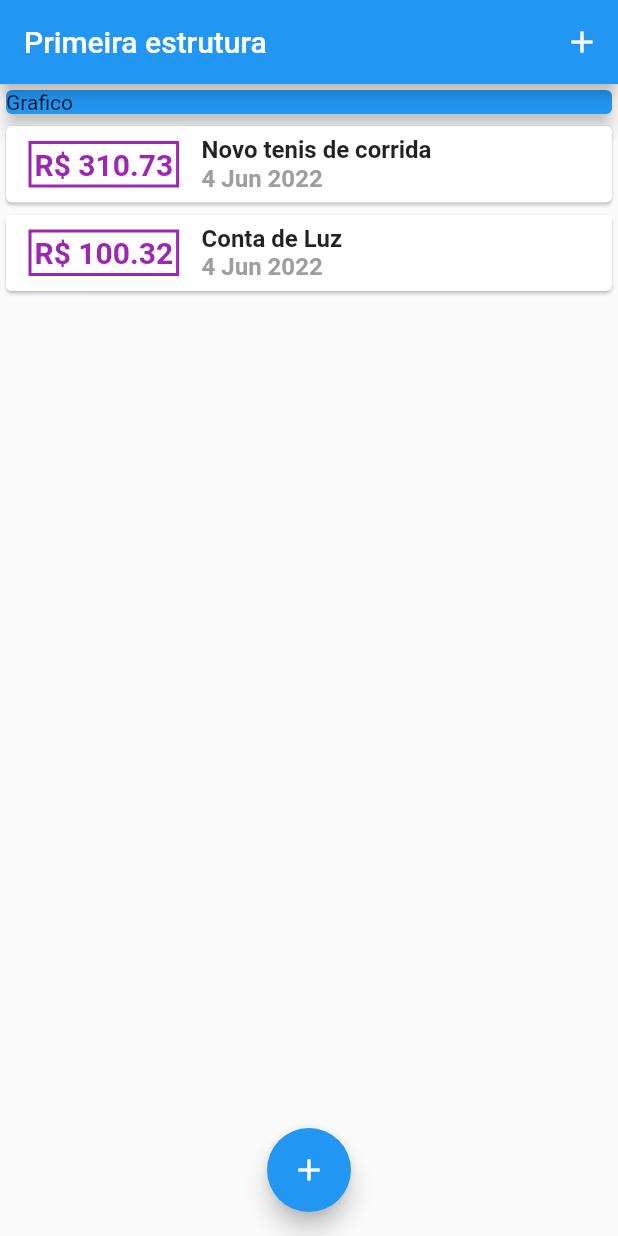
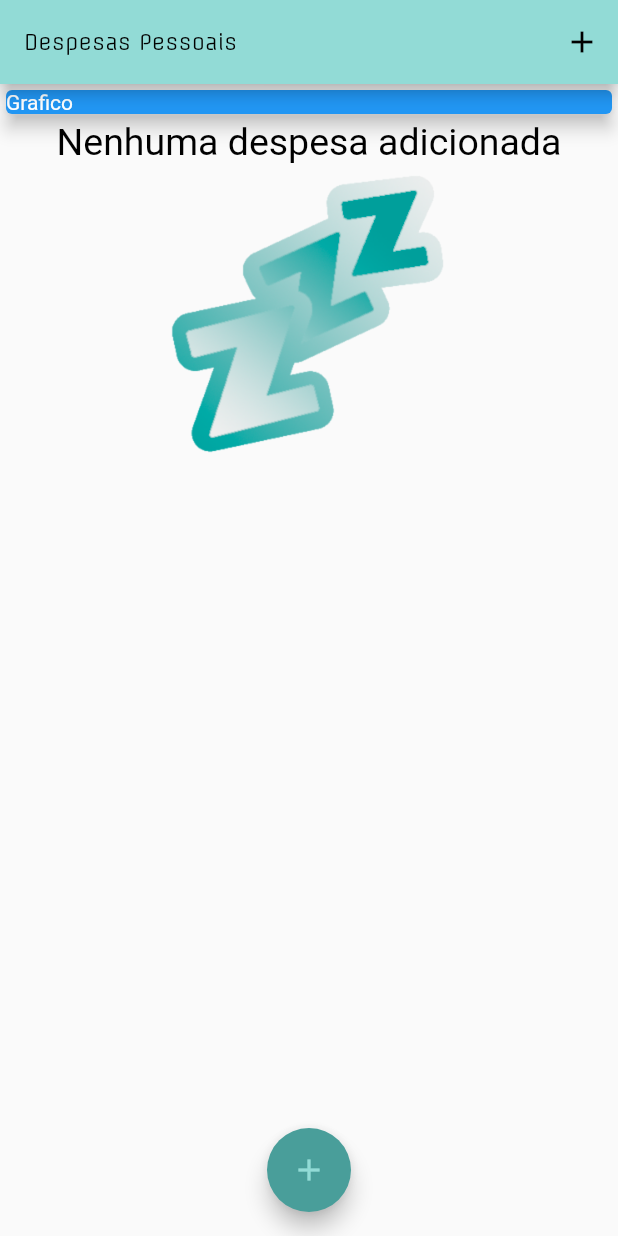
Before and after one commit to cacciatorieric/despesas_pessoais, a Flutter app: the screen it shows after launch, on a phone screen of 412 x 824 dp. Run offline on Flutter 3.47's test engine with Material 2 defaults, Android fonts, the phone set to English and light mode, and no system bars; our stand-ins replace fluttertoast.

Commit message:
lista de despesas concluida

```diff
--- a/despesas_pessoais/lib/components/transaction_list.dart
+++ b/despesas_pessoais/lib/components/transaction_list.dart
@@ -11,7 +11,26 @@ class TransactionList extends StatelessWidget {
   Widget build(BuildContext context) {
     return Container(
       height: 300,
-      child: ListView.builder(
+      child: transactions!.isEmpty
+          ? Column(
+              children: [
+                const Text(
+                  'Nenhuma despesa adicionada',
+                  style: TextStyle(
+                    color: Colors.black,
+                    fontSize: 25,
+                  ),
+                ),
+                SizedBox(
+                  width: 200,
+                  child: Image.asset(
+                    'assets/images/zzz.png',
+                    fit: BoxFit.cover,
+                  ),
+                ),
+              ],
+            )
+          : ListView.builder(
               itemCount: transactions!.length,
               itemBuilder: (ctx, index) {
                 final tr = transactions![index];
@@ -20,19 +39,19 @@ class TransactionList extends StatelessWidget {
                   child: Row(
                     children: [
                       Container(
-                  margin:
-                      const EdgeInsets.symmetric(horizontal: 15, vertical: 10),
+                        margin: const EdgeInsets.symmetric(
+                            horizontal: 15, vertical: 10),
                         decoration: BoxDecoration(
                           border: Border.all(
-                      color: Colors.purple,
+                            color: Theme.of(context).colorScheme.secondary,
                             width: 2,
                           ),
                         ),
                         padding: const EdgeInsets.all(2),
                         child: Text(
                           'R\$ ${tr.value}',
-                    style: const TextStyle(
-                        color: Colors.purple,
+                          style: TextStyle(
+                              color: Theme.of(context).colorScheme.secondary,
                               fontWeight: FontWeight.bold,
                               fontSize: 20),
                         ),
@@ -42,10 +61,11 @@ class TransactionList extends StatelessWidget {
                         children: [
                           Text(
                             tr.title!,
-                      style: const TextStyle(
-                        fontSize: 16,
-                        fontWeight: FontWeight.bold,
-                      ),
+                            style: Theme.of(context).textTheme.titleSmall,
+                            // style: const TextStyle(
+                            //   fontSize: 16,
+                            //   fontWeight: FontWeight.bold,
+                            // ),
                           ),
                           Text(
                             DateFormat('d MMM y').format(tr.date!),
--- a/despesas_pessoais/lib/main.dart
+++ b/despesas_pessoais/lib/main.dart
@@ -13,8 +13,32 @@ class ExpensesApp extends StatelessWidget {
 
   @override
   Widget build(BuildContext context) {
+    final ThemeData temaClaro = ThemeData();
+
     return MaterialApp(
       home: MyHomePage(),
+      theme: temaClaro.copyWith(
+        colorScheme: temaClaro.colorScheme.copyWith(
+          primary: const Color.fromARGB(255, 146, 219, 214),
+          secondary: const Color.fromARGB(255, 73, 158, 154),
+        ),
+        textTheme: const TextTheme(
+          titleSmall: TextStyle(
+            fontFamily: 'VarelaRound',
+            fontSize: 16,
+            color: Color.fromARGB(255, 73, 158, 154),
+          ),
+        ),
+
+//Podemos deixar os padroes universais aqui dentro, tanto para apenas o appbar quanto para o resto do app
+        appBarTheme: const AppBarTheme(
+          titleTextStyle: TextStyle(
+            color: Colors.black,
+            fontFamily: 'Offside',
+          ),
+          iconTheme: IconThemeData(color: Colors.black),
+        ),
+      ),
     );
   }
 }
@@ -25,19 +49,19 @@ class MyHomePage extends StatefulWidget {
 }
 
 class _MyHomePageState extends State<MyHomePage> {
-  final _transactions = [
-    Transaction(
-      id: 't1',
-      title: 'Novo tenis de corrida',
-      value: 310.73,
-      date: DateTime.now(),
-    ),
-    Transaction(
-      id: 't2',
-      title: 'Conta de Luz',
-      value: 100.32,
-      date: DateTime.now(),
-    ),
+  final List<Transaction> _transactions = [
+    // Transaction(
+    //   id: 't1',
+    //   title: 'Novo tenis de corrida',
+    //   value: 310.73,
+    //   date: DateTime.now(),
+    // ),
+    // Transaction(
+    //   id: 't2',
+    //   title: 'Conta de Luz',
+    //   value: 100.32,
+    //   date: DateTime.now(),
+    // ),
   ];
 
   _openTransactionFormModal(BuildContext context) {
@@ -78,7 +102,9 @@ class _MyHomePageState extends State<MyHomePage> {
             ),
           ),
         ],
-        title: const Text('Primeira estrutura'),
+        title: const Text(
+          'Despesas Pessoais',
+        ),
       ),
       body: SingleChildScrollView(
         child: Column(
@@ -95,7 +121,10 @@ class _MyHomePageState extends State<MyHomePage> {
         ),
       ),
       floatingActionButton: FloatingActionButton(
-        child: const Icon(Icons.add),
+        child: Icon(
+          Icons.add,
+          color: Theme.of(context).colorScheme.primary,
+        ),
         onPressed: () {
           _openTransactionFormModal(context);
         },
```
Also changed, not shown: despesas_pessoais/pubspec.yaml (+9 -8 lines), despesas_pessoais/assets/fonts/Offside-Regular.ttf (added), despesas_pessoais/assets/fonts/VarelaRound-Regular.ttf (added), despesas_pessoais/assets/images/zzz.png (added). Lines whose indentation alone changed are shown as unchanged.
